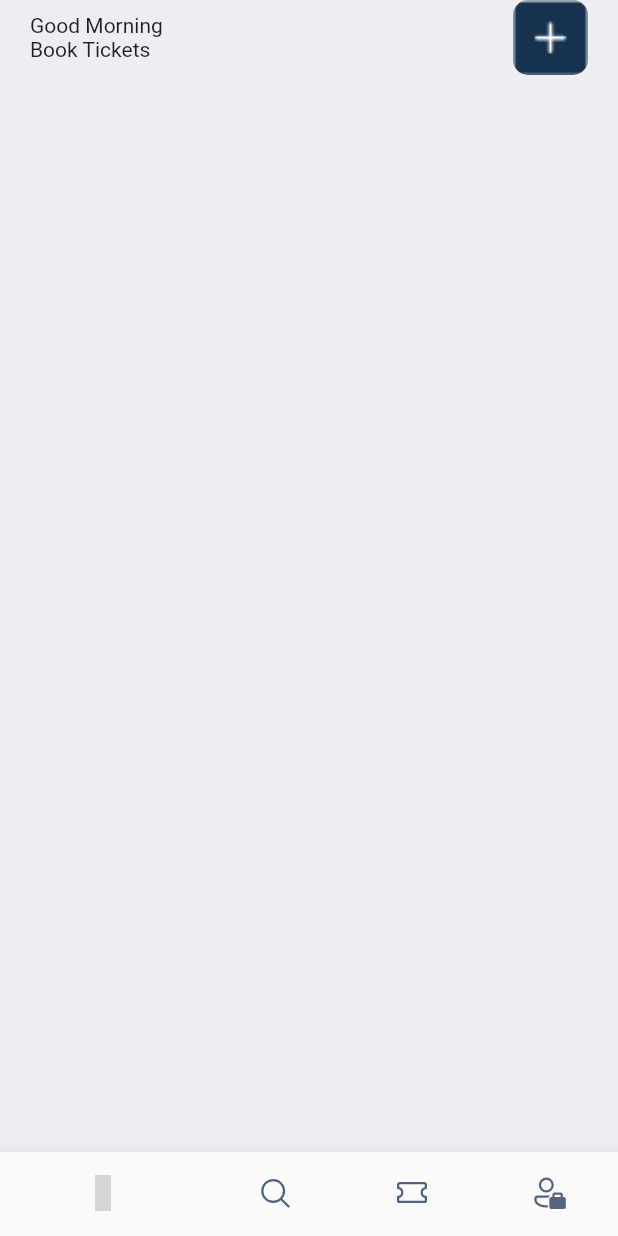
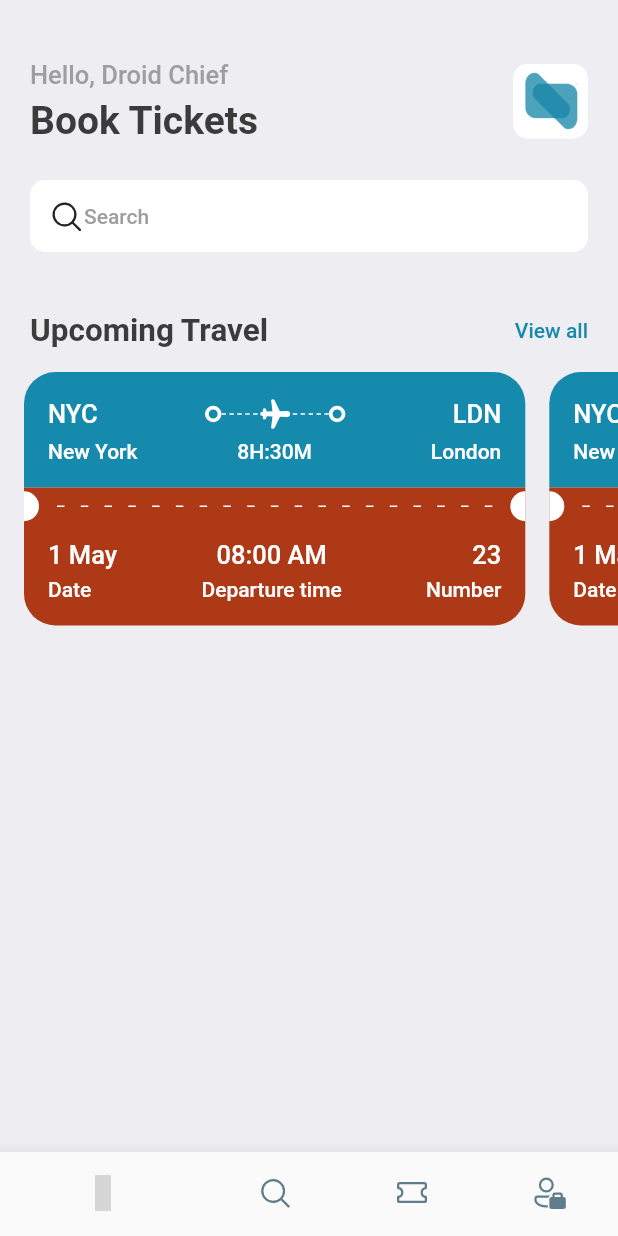
Before and after one commit to droidchief/Travel-Now, a Flutter app: the screen it shows after launch, on a phone screen of 412 x 824 dp. Run offline on Flutter 3.47's test engine with Material 2 defaults, Android fonts, the phone set to English and light mode, and no system bars; our stand-ins replace fluentui_icons; grey boxes are pictures that could not be loaded.

Commit message:
feat: upcoming travels (ticket view)

```diff
--- a/lib/main.dart
+++ b/lib/main.dart
@@ -1,5 +1,6 @@
 import 'package:flutter/material.dart';
-import 'package:travel_now/ui/bottom_bar.dart';
+import 'package:travel_now/screens/bottom_bar.dart';
+import 'package:travel_now/utils/app_styles.dart';
 
 void main() {
   runApp(const MyApp());
@@ -16,7 +17,7 @@ class MyApp extends StatelessWidget {
       title: 'Flutter Demo',
       theme: ThemeData(
 
-        primarySwatch: Colors.blue,
+        primaryColor: primary,
       ),
       home: const BottomBar(),
     );
--- a/lib/ui/bottom_bar.dart
+++ b/lib/screens/bottom_bar.dart
@@ -1,6 +1,7 @@
 import 'package:fluentui_icons/fluentui_icons.dart';
 import 'package:flutter/material.dart';
-import 'package:travel_now/ui/home/home_screen.dart';
+import 'package:travel_now/screens/home/home_screen.dart';
+import 'package:travel_now/utils/app_styles.dart';
 
 class BottomBar extends StatefulWidget {
   const BottomBar({super.key});
@@ -38,8 +39,8 @@ class _BottomBarState extends State<BottomBar> {
         elevation: 10,
         showSelectedLabels: false,
         showUnselectedLabels: false,
-        selectedItemColor: Colors.blueGrey,
-        unselectedItemColor: const Color(0xFF526480),
+        selectedItemColor: Styles.primaryColor,
+        unselectedItemColor: Colors.blueGrey,
         items: const [
         BottomNavigationBarItem(icon: Icon(
             FluentSystemIcons.ic_fluent_duo_home_lock_regular
--- /dev/null
+++ b/lib/screens/home/home_screen.dart
@@ -0,0 +1,91 @@
+import 'package:fluentui_icons/fluentui_icons.dart';
+import 'package:flutter/material.dart';
+import 'package:travel_now/screens/ticket_view.dart';
+import 'package:travel_now/utils/app_styles.dart';
+
+class HomeScreen extends StatelessWidget {
+  const HomeScreen({super.key});
+
+  @override
+  Widget build(BuildContext context) {
+    return Scaffold(
+      backgroundColor: Styles.bgColor,
+      body: ListView(
+        children: [
+          Container(
+            padding: const EdgeInsets.symmetric(horizontal: 20),
+            child: Column(
+              children: [
+                const SizedBox(height: 40,),
+                Row(
+                  mainAxisAlignment: MainAxisAlignment.spaceBetween,
+                  children: [
+                    Column(
+                      crossAxisAlignment: CrossAxisAlignment.start,
+                      children:  [
+                        Text("Hello, Droid Chief", style: Styles.headLineStyle3,),
+                        const SizedBox(height: 5,),
+                        Text("Book Tickets", style: Styles.headLineStyle1,),
+                      ],
+                    ),
+                    Container(
+                      height: 50,
+                      width: 50,
+                      decoration: BoxDecoration(
+                        borderRadius: BorderRadius.circular(10),
+                        image: const DecorationImage(
+                          fit: BoxFit.cover,
+                          image: AssetImage("assets/images/app_logo.png")
+                      )
+                      ),
+                    ),
+                  ],
+                ),
+                const SizedBox(height: 25,),
+                Container(
+                  decoration: BoxDecoration(
+                    borderRadius: BorderRadius.circular(10),
+                    color: Colors.white
+                  ),
+                  padding: const EdgeInsets.symmetric(horizontal: 12, vertical: 12),
+                  child: Row(
+                    children: [
+                      const Icon(FluentSystemIcons.ic_fluent_search_regular,),
+                      Text("Search", style: Styles.headLineStyle4,)
+                    ],
+                  )
+                  ,
+                ),
+                const SizedBox(height: 40,),
+                Row(
+                  mainAxisAlignment: MainAxisAlignment.spaceBetween,
+                  children: [
+                    Text("Upcoming Travel ", style: Styles.headLineStyle2,),
+                    InkWell(
+                      onTap: (){
+                        print("View all was tapped");
+                      },
+                      child: Text("View all", style: Styles.headLineStyle4.copyWith(color: Styles.primaryColor),)
+                    ),
+                  ],
+                ),
+
+              ],
+            ),
+          ),
+          const SizedBox(height: 15),
+          SingleChildScrollView(
+            scrollDirection: Axis.horizontal,
+            child: Row(
+              children: const [
+                TicketView(),
+                TicketView(),
+                TicketView()
+              ],
+            ),
+          )
+        ],
+      ),
+    );
+  }
+}
--- /dev/null
+++ b/lib/screens/ticket_view.dart
@@ -0,0 +1,180 @@
+import 'package:fluentui_icons/fluentui_icons.dart';
+import 'package:flutter/material.dart';
+import 'package:travel_now/utils/app_layout.dart';
+import 'package:travel_now/utils/app_styles.dart';
+import 'package:travel_now/widgets/ring.dart';
+
+class TicketView extends StatelessWidget {
+  const TicketView({super.key});
+
+  @override
+  Widget build(BuildContext context) {
+    final size = AppLayout.getSize(context);
+    return SizedBox(
+      width: size.width*0.85,
+      height: 200,
+      child: Container(
+        margin:  const EdgeInsets.only(left: 16),
+        child: Column(
+          children: [
+            //Showing the teal part of the ticket view
+            Container(
+              decoration: BoxDecoration(
+                color: Styles.primaryColor,
+                borderRadius: const BorderRadius.only(topLeft: Radius.circular(21), topRight: Radius.circular(21))
+              ),
+              padding: const EdgeInsets.all(16),
+              child: Column(
+                children: [
+                  Row(
+                    children: [
+                      Text("NYC", style: Styles.headLineStyle3.copyWith(color: Colors.white),),
+                      const Spacer(),
+                      const Ring(),
+                      Expanded(
+                          child: Stack(
+                            children:  [
+                              SizedBox(
+                                height: 24,
+                                child: LayoutBuilder(
+                                  builder: (BuildContext context, BoxConstraints constraints) {
+                                    return Flex(
+                                      direction: Axis.horizontal,
+                                      mainAxisAlignment: MainAxisAlignment.spaceBetween,
+                                      mainAxisSize: MainAxisSize.max,
+                                      children: List.generate((constraints.constrainWidth() / 5).floor(), (index) => const SizedBox(
+                                        width: 3, height: 1, child: DecoratedBox(decoration: BoxDecoration(
+                                          color: Colors.white
+                                      ),),
+                                      )),
+                                    );
+                                  },
+
+                                ),
+                              ),
+                              const Center(child: Icon(FluentSystemIcons.ic_fluent_airplane_filled, color: Colors.white,),),
+                            ]
+                          )
+                      ),
+                      const Ring(),
+                      const Spacer(),
+                      Text("LDN", style: Styles.headLineStyle3.copyWith(color: Colors.white),)
+                    ],
+                  ),
+                  const SizedBox(height: 5),
+                  Row(
+                    mainAxisAlignment: MainAxisAlignment.spaceBetween,
+                    children: [
+                      SizedBox(
+                        width: 100,
+                        child: Text("New York", style: Styles.headLineStyle4.copyWith(color: Colors.white)),
+                      ),
+                      Text("8H:30M", style: Styles.headLineStyle4.copyWith(color: Colors.white), textAlign: TextAlign.center,),
+                      SizedBox(
+                        width: 100,
+                        child: Text("London", style: Styles.headLineStyle4.copyWith(color: Colors.white), textAlign: TextAlign.end,),
+                      ),
+                    ],
+                  )
+                ],
+              ),
+            ),
+
+            //Showing the orange part of the ticket view
+            Container(
+              color: Styles.secondaryColor,
+              child: Row(
+                children: [
+                  const SizedBox(
+                    height: 20,
+                    width: 10,
+                    child: DecoratedBox(decoration: BoxDecoration(
+                      color: Colors.white,
+                      borderRadius: BorderRadius.only(
+                        topRight: Radius.circular(10),
+                        bottomRight: Radius.circular(10),
+                      )
+                    ),),
+                  ),
+                  Expanded(child: Padding(
+                    padding: const EdgeInsets.all(12.0),
+                    child: LayoutBuilder(builder: (BuildContext context, BoxConstraints constraints) {
+                      return Flex(
+                        direction: Axis.horizontal,
+                        mainAxisAlignment: MainAxisAlignment.spaceBetween,
+                        mainAxisSize: MainAxisSize.max,
+                        children: List.generate((constraints.constrainWidth()/15).floor(), (index) => const SizedBox(
+                          width: 5,
+                          height: 1,
+                          child: DecoratedBox(decoration: BoxDecoration(
+                              color: Colors.white
+                          ),),
+                        )),
+                      );
+                    },
+
+                    ),
+                  )),
+                  const SizedBox(
+                    height: 20,
+                    width: 10,
+                    child: DecoratedBox(decoration: BoxDecoration(
+                      color: Colors.white,
+                      borderRadius: BorderRadius.only(
+                        topLeft: Radius.circular(10),
+                        bottomLeft: Radius.circular(10),
+                      )
+                    ),),
+                  )
+                ],
+              ),
+            ),
+
+            //Showing bottom part the orange part of the ticket view
+            Container(
+              decoration: BoxDecoration(
+                  color: Styles.secondaryColor,
+                  borderRadius: const BorderRadius.only(bottomLeft: Radius.circular(21), bottomRight: Radius.circular(21))
+              ),
+              padding: const EdgeInsets.only(left: 16, top: 10, right: 16, bottom: 16),
+              child: Column(
+                children: [
+                  Row(
+                    mainAxisAlignment: MainAxisAlignment.spaceBetween,
+                    children: [
+                      Column(
+                        crossAxisAlignment: CrossAxisAlignment.start,
+                        children: [
+                          Text("1 May", style: Styles.headLineStyle3.copyWith(color: Colors.white)),
+                          const SizedBox(height: 5),
+                          Text("Date", style: Styles.headLineStyle4.copyWith(color: Colors.white))
+                        ],
+                      ),
+                      Column(
+                        crossAxisAlignment: CrossAxisAlignment.center,
+                        children: [
+                          Text("08:00 AM", style: Styles.headLineStyle3.copyWith(color: Colors.white)),
+                          const SizedBox(height: 5),
+                          Text("Departure time", style: Styles.headLineStyle4.copyWith(color: Colors.white))
+                        ],
+                      ),
+                      Column(
+                        crossAxisAlignment: CrossAxisAlignment.end,
+                        children: [
+                          Text("23", style: Styles.headLineStyle3.copyWith(color: Colors.white)),
+                          const SizedBox(height: 5),
+                          Text("Number", style: Styles.headLineStyle4.copyWith(color: Colors.white))
+                        ],
+                      )
+                    ],
+                  ),
+                ],
+              ),
+            )
+
+          ],
+        ),
+      ),
+    );
+  }
+}
--- a/lib/ui/home/home_screen.dart
+++ /dev/null
@@ -1,47 +0,0 @@
-import 'package:flutter/cupertino.dart';
-import 'package:flutter/material.dart';
-
-class HomeScreen extends StatelessWidget {
-  const HomeScreen({super.key});
-
-  @override
-  Widget build(BuildContext context) {
-    return Scaffold(
-      backgroundColor: Color(0xFFeeedf2),
-      body: ListView(
-        children: [
-          Container(
-            padding: const EdgeInsets.symmetric(horizontal: 20),
-            child: Column(
-              children: [
-                Row(
-                  mainAxisAlignment: MainAxisAlignment.spaceBetween,
-                  children: [
-                    Column(
-                      crossAxisAlignment: CrossAxisAlignment.start,
-                      children: const [
-                        Text("Good Morning"),
-                        Text("Book Tickets"),
-                      ],
-                    ),
-                    Container(
-                      height: 50,
-                      width: 50,
-                      decoration: BoxDecoration(
-                        borderRadius: BorderRadius.circular(10),
-                        image: const DecorationImage(
-                          fit: BoxFit.cover,
-                          image: AssetImage("assets/images/add_square.png")
-                      )
-                      ),
-                    ),
-                  ],
-                )
-              ],
-            ),
-          )
-        ],
-      ),
-    );
-  }
-}
--- /dev/null
+++ b/lib/utils/app_layout.dart
@@ -0,0 +1,7 @@
+import 'package:flutter/material.dart';
+
+class AppLayout{
+  static getSize(BuildContext context){
+    return MediaQuery.of(context).size;
+  }
+}
--- a/lib/utils/app_styles.dart
+++ b/lib/utils/app_styles.dart
@@ -1,7 +1,8 @@
 import 'package:flutter/material.dart';
 
 Color primary = const Color(0xFF168aad);
-Color secondary = const Color(0xFF526799);
+// Color secondary = const Color(0xFF526799);
+Color secondary = const Color(0xFFAD3916);
 
 class Styles {
   static Color primaryColor = primary;
@@ -12,6 +13,6 @@ class Styles {
   static TextStyle textStyle = TextStyle(fontSize: 16, color: textColor, fontWeight: FontWeight.w500);
   static TextStyle headLineStyle1 = TextStyle(fontSize: 26, color: textColor, fontWeight: FontWeight.bold);
   static TextStyle headLineStyle2 = TextStyle(fontSize: 21, color: textColor, fontWeight: FontWeight.bold);
-  static TextStyle headLineStyle3 = TextStyle(fontSize: 17, color: textColor, fontWeight: FontWeight.w500);
+  static TextStyle headLineStyle3 = TextStyle(fontSize: 17, color: Colors.grey.shade500, fontWeight: FontWeight.w500);
   static TextStyle headLineStyle4 = TextStyle(fontSize: 14, color: Colors.grey.shade500, fontWeight: FontWeight.w500);
 }
--- /dev/null
+++ b/lib/widgets/ball.dart
@@ -0,0 +1,15 @@
+import 'package:flutter/material.dart';
+
+class Ball extends StatelessWidget {
+  const Ball({super.key});
+
+  @override
+  Widget build(BuildContext context) {
+    return Container(
+      decoration: BoxDecoration(
+        borderRadius: BorderRadius.circular(20),
+        border: Border.all(width: 5, color: Colors.white)
+      ),
+    );
+  }
+}
--- /dev/null
+++ b/lib/widgets/ring.dart
@@ -0,0 +1,16 @@
+import 'package:flutter/material.dart';
+
+class Ring extends StatelessWidget {
+  const Ring({super.key});
+
+  @override
+  Widget build(BuildContext context) {
+    return Container(
+      padding: const EdgeInsets.all(3),
+      decoration: BoxDecoration(
+        borderRadius: BorderRadius.circular(20),
+        border: Border.all(width: 2.5, color: Colors.white),
+      ),
+    );
+  }
+}
--- a/pubspec.yaml
+++ b/pubspec.yaml
@@ -35,6 +35,7 @@ dependencies:
   # Use with the CupertinoIcons class for iOS style icons.
   cupertino_icons: ^1.0.2
   fluentui_icons: ^1.0.0
+  gap: ^2.0.0
 
 dev_dependencies:
   flutter_test:
```
Also changed, not shown: assets/images/app_logo.png (added), pubspec.lock.
